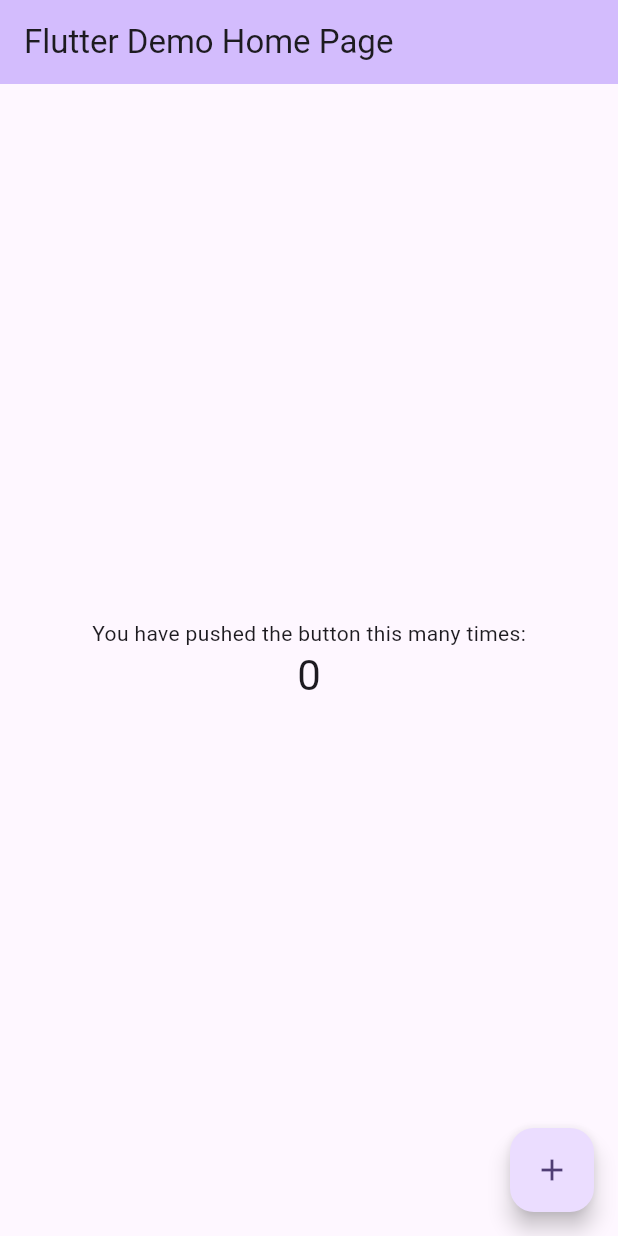
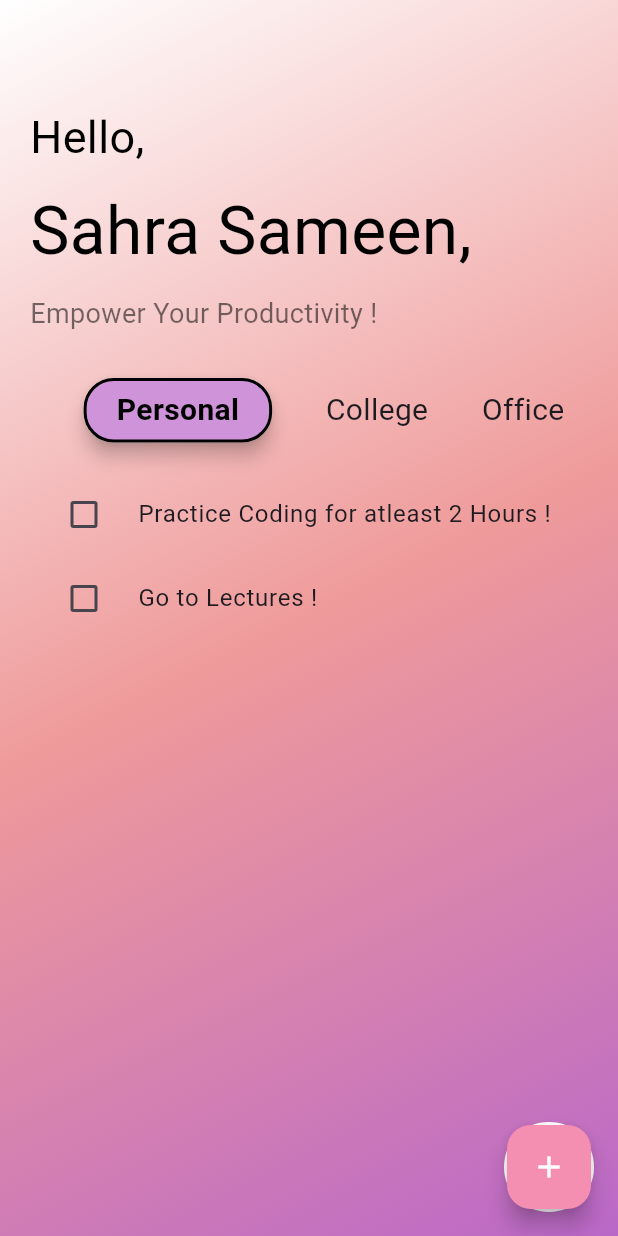
Before and after one commit to Sahra-Sameen/TO-DO_Application, a Flutter app: the screen it shows after launch, on a phone screen of 412 x 824 dp. Run offline on Flutter 3.47's test engine with Material 3 defaults, Android fonts, the phone set to English and light mode, and no system bars.

Commit message:
UI Completed

```diff
--- /dev/null
+++ b/lib/HomeScreen.dart
@@ -0,0 +1,232 @@
+import 'package:flutter/material.dart';
+
+class HomeScreen extends StatefulWidget {
+  const HomeScreen({super.key});
+
+  @override
+  State<HomeScreen> createState() => _HomeScreenState();
+}
+
+class _HomeScreenState extends State<HomeScreen> {
+  bool personal = true, college = false, office = false;
+  bool suggest = false;
+
+  @override
+  Widget build(BuildContext context) {
+    return Scaffold(
+      floatingActionButton: Container(
+        decoration: BoxDecoration(
+          border: Border.all(
+            color: Colors.white,
+            width: 2.0,
+          ),
+          shape: BoxShape.circle, // This ensures the border is circular
+        ),
+        child: FloatingActionButton(
+          backgroundColor: Colors.pink.shade200,
+          onPressed: () {},
+          child: const Icon(
+            Icons.add,
+            color: Colors.white,
+          ),
+        ),
+      ),
+      body: Container(
+        padding: const EdgeInsets.only(top: 70, left: 20),
+        height: MediaQuery.of(context).size.height,
+        width: MediaQuery.of(context).size.width,
+        decoration: BoxDecoration(
+          gradient: LinearGradient(
+            colors: [
+              Colors.white,
+              Colors.red.shade200,
+              Colors.purple.shade300,
+            ],
+            begin: Alignment.topLeft,
+            end: Alignment.bottomRight,
+          ),
+        ),
+        child: Column(
+          crossAxisAlignment: CrossAxisAlignment.start,
+          children: [
+            Container(
+              child: const Text(
+                "Hello,",
+                style: TextStyle(
+                  fontSize: 30.0,
+                  color: Colors.black,
+                ),
+              ),
+            ),
+            const SizedBox(
+              height: 10,
+            ),
+            Container(
+              child: const Text(
+                "Sahra Sameen,",
+                style: TextStyle(
+                  fontSize: 44,
+                  color: Colors.black,
+                ),
+              ),
+            ),
+            const SizedBox(
+              height: 10,
+            ),
+            Container(
+              child: const Text(
+                "Empower Your Productivity !",
+                style: TextStyle(
+                  fontSize: 18.0,
+                  color: Colors.black54,
+                ),
+              ),
+            ),
+            const SizedBox(
+              height: 30,
+            ),
+            Row(
+              mainAxisAlignment: MainAxisAlignment.spaceEvenly,
+              children: [
+                personal
+                    ? Material(
+                        elevation: 5,
+                        borderRadius: BorderRadius.circular(20),
+                        child: Container(
+                          padding: const EdgeInsets.symmetric(
+                              horizontal: 20.0, vertical: 5.0),
+                          decoration: BoxDecoration(
+                            color: Colors.purple.shade200,
+                            border: Border.all(
+                              color: Colors
+                                  .black, // Specify the color of the border
+                              width: 2.0, // Specify the width of the border
+                            ),
+                            borderRadius: BorderRadius.circular(20),
+                          ),
+                          child: const Text(
+                            "Personal",
+                            style: TextStyle(
+                              fontSize: 20,
+                              color: Colors.black,
+                              fontWeight: FontWeight.bold,
+                            ),
+                          ),
+                        ),
+                      )
+                    : GestureDetector(
+                        onTap: () {
+                          personal = true;
+                          college = false;
+                          office = false;
+                          setState(() {});
+                        },
+                        child: const Text("Personal",
+                            style: TextStyle(fontSize: 20.0))),
+                college
+                    ? Material(
+                        elevation: 5,
+                        borderRadius: BorderRadius.circular(20),
+                        child: Container(
+                          padding: const EdgeInsets.symmetric(
+                              horizontal: 20.0, vertical: 5.0),
+                          decoration: BoxDecoration(
+                            color: Colors.purple.shade200,
+                            border: Border.all(
+                              color: Colors
+                                  .black, // Specify the color of the border
+                              width: 2.0, // Specify the width of the border
+                            ),
+                            borderRadius: BorderRadius.circular(20),
+                          ),
+                          child: const Text(
+                            "College",
+                            style: TextStyle(
+                              fontSize: 20,
+                              color: Colors.black,
+                              fontWeight: FontWeight.bold,
+                            ),
+                          ),
+                        ),
+                      )
+                    : GestureDetector(
+                        onTap: () {
+                          personal = false;
+                          college = true;
+                          office = false;
+                          setState(() {});
+                        },
+                        child: const Text("College",
+                            style: TextStyle(fontSize: 20.0))),
+                office
+                    ? Material(
+                        elevation: 5,
+                        borderRadius: BorderRadius.circular(20),
+                        child: Container(
+                          padding: const EdgeInsets.symmetric(
+                              horizontal: 20.0, vertical: 5.0),
+                          decoration: BoxDecoration(
+                            color: Colors.purple.shade200,
+                            border: Border.all(
+                              color: Colors
+                                  .black, // Specify the color of the border
+                              width: 2.0, // Specify the width of the border
+                            ),
+                            borderRadius: BorderRadius.circular(20),
+                          ),
+                          child: const Text(
+                            "Office",
+                            style: TextStyle(
+                              fontSize: 20,
+                              color: Colors.black,
+                              fontWeight: FontWeight.bold,
+                            ),
+                          ),
+                        ),
+                      )
+                    : GestureDetector(
+                        onTap: () {
+                          personal = false;
+                          college = false;
+                          office = true;
+                          setState(() {});
+                        },
+                        child: const Text("Office",
+                            style: TextStyle(fontSize: 20.0))),
+              ],
+            ),
+            const SizedBox(
+              height: 20,
+            ),
+            CheckboxListTile(
+              activeColor: Colors.purple.shade200,
+              title: const Text(
+                "Practice Coding for atleast 2 Hours !",
+              ),
+              value: suggest,
+              onChanged: (newValue) {
+                setState(() {
+                  suggest = newValue!;
+                });
+              },
+              controlAffinity: ListTileControlAffinity.leading,
+            ),
+            CheckboxListTile(
+              activeColor: Colors.purple.shade200,
+              title: const Text(
+                "Go to Lectures !",
+              ),
+              value: suggest,
+              onChanged: (newValue) {
+                setState(() {
+                  suggest = newValue!;
+                });
+              },
+              controlAffinity: ListTileControlAffinity.leading,
+            ),
+          ],
+        ),
+      ),
+    );
+  }
+}
--- a/lib/main.dart
+++ b/lib/main.dart
@@ -1,4 +1,5 @@
 import 'package:flutter/material.dart';
+import 'package:todo_app/HomeScreen.dart';
 
 void main() {
   runApp(const MyApp());
@@ -10,64 +11,9 @@ class MyApp extends StatelessWidget {
   // This widget is the root of your application.
   @override
   Widget build(BuildContext context) {
-    return MaterialApp(
-      title: 'Flutter Demo',
-      theme: ThemeData(
-
-        colorScheme: ColorScheme.fromSeed(seedColor: Colors.deepPurple),
-        useMaterial3: true,
-      ),
-      home: const MyHomePage(title: 'Flutter Demo Home Page'),
+    return const MaterialApp(
+      debugShowCheckedModeBanner: false,
+      home: HomeScreen(),
     );
   }
 }
-
-class MyHomePage extends StatefulWidget {
-  const MyHomePage({super.key, required this.title});
-
-
-  final String title;
-
-  @override
-  State<MyHomePage> createState() => _MyHomePageState();
-}
-
-class _MyHomePageState extends State<MyHomePage> {
-  int _counter = 0;
-
-  void _incrementCounter() {
-    setState(() {
-
-      _counter++;
-    });
-  }
-
-  @override
-  Widget build(BuildContext context) {
-    return Scaffold(
-      appBar: AppBar(
-        backgroundColor: Theme.of(context).colorScheme.inversePrimary,
-        title: Text(widget.title),
-      ),
-      body: Center(
-        child: Column(
-          mainAxisAlignment: MainAxisAlignment.center,
-          children: <Widget>[
-            const Text(
-              'You have pushed the button this many times:',
-            ),
-            Text(
-              '$_counter',
-              style: Theme.of(context).textTheme.headlineMedium,
-            ),
-          ],
-        ),
-      ),
-      floatingActionButton: FloatingActionButton(
-        onPressed: _incrementCounter,
-        tooltip: 'Increment',
-        child: const Icon(Icons.add),
-      ),
-    );
-  }
-}
```
